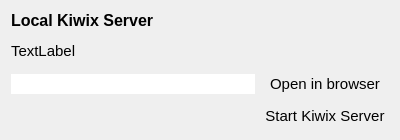
Qt form ui/localkiwixserver.ui (kiwix/kiwix-desktop) before a commit.
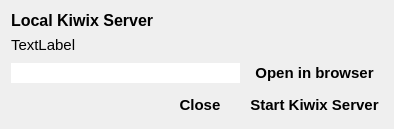
The same form after that commit.

What changed in the file:
```diff
--- a/ui/localkiwixserver.ui
+++ b/ui/localkiwixserver.ui
@@ -7,7 +7,7 @@
     <x>0</x>
     <y>0</y>
     <width>400</width>
-    <height>140</height>
+    <height>151</height>
    </rect>
   </property>
   <property name="sizePolicy">
@@ -19,42 +19,43 @@
   <property name="windowTitle">
    <string>Local Kiwix Server Settings - Kiwix</string>
   </property>
+  <property name="sizeGripEnabled">
+   <bool>false</bool>
+  </property>
+  <property name="modal">
+   <bool>true</bool>
+  </property>
   <layout class="QGridLayout" name="gridLayout">
-   <item row="3" column="0">
-    <widget class="QLineEdit" name="IpAddress">
-     <property name="inputMask">
-      <string/>
-     </property>
-     <property name="frame">
-      <bool>false</bool>
-     </property>
-     <property name="readOnly">
-      <bool>true</bool>
-     </property>
-    </widget>
-   </item>
-   <item row="3" column="1">
-    <widget class="QPushButton" name="OpenInBrowserButton">
-     <property name="enabled">
-      <bool>true</bool>
-     </property>
+   <property name="sizeConstraint">
+    <enum>QLayout::SetFixedSize</enum>
+   </property>
+   <item row="5" column="2">
+    <widget class="QPushButton" name="KiwixServerButton">
      <property name="font">
       <font>
        <pointsize>11</pointsize>
+       <weight>75</weight>
+       <bold>true</bold>
       </font>
      </property>
      <property name="cursor">
       <cursorShape>PointingHandCursor</cursorShape>
      </property>
+     <property name="autoFillBackground">
+      <bool>false</bool>
+     </property>
      <property name="text">
-      <string>Open in browser</string>
+      <string>Start Kiwix Server</string>
+     </property>
+     <property name="default">
+      <bool>false</bool>
      </property>
      <property name="flat">
       <bool>true</bool>
      </property>
     </widget>
    </item>
-   <item row="2" column="0" colspan="2">
+   <item row="2" column="0" colspan="3">
     <widget class="QLabel" name="KiwixServerText">
      <property name="sizePolicy">
       <sizepolicy hsizetype="Expanding" vsizetype="MinimumExpanding">
@@ -75,20 +76,6 @@
      </property>
     </widget>
    </item>
-   <item row="0" column="0">
-    <widget class="QLabel" name="label">
-     <property name="font">
-      <font>
-       <pointsize>12</pointsize>
-       <weight>75</weight>
-       <bold>true</bold>
-      </font>
-     </property>
-     <property name="text">
-      <string>Local Kiwix Server</string>
-     </property>
-    </widget>
-   </item>
    <item row="5" column="0">
     <spacer name="horizontalSpacer">
      <property name="orientation">
@@ -102,30 +89,76 @@
      </property>
     </spacer>
    </item>
+   <item row="3" column="2">
+    <widget class="QPushButton" name="OpenInBrowserButton">
+     <property name="enabled">
+      <bool>true</bool>
+     </property>
+     <property name="font">
+      <font>
+       <pointsize>11</pointsize>
+       <weight>75</weight>
+       <bold>true</bold>
+      </font>
+     </property>
+     <property name="cursor">
+      <cursorShape>PointingHandCursor</cursorShape>
+     </property>
+     <property name="text">
+      <string>Open in browser</string>
+     </property>
+     <property name="flat">
+      <bool>true</bool>
+     </property>
+    </widget>
+   </item>
+   <item row="0" column="0">
+    <widget class="QLabel" name="label">
+     <property name="font">
+      <font>
+       <pointsize>12</pointsize>
+       <weight>75</weight>
+       <bold>true</bold>
+      </font>
+     </property>
+     <property name="text">
+      <string>Local Kiwix Server</string>
+     </property>
+    </widget>
+   </item>
    <item row="5" column="1">
-    <widget class="QPushButton" name="KiwixServerButton">
+    <widget class="QPushButton" name="closeButton">
      <property name="font">
       <font>
        <pointsize>11</pointsize>
+       <weight>75</weight>
+       <bold>true</bold>
       </font>
      </property>
      <property name="cursor">
       <cursorShape>PointingHandCursor</cursorShape>
      </property>
-     <property name="autoFillBackground">
-      <bool>false</bool>
-     </property>
      <property name="text">
-      <string>Start Kiwix Server</string>
-     </property>
-     <property name="default">
-      <bool>false</bool>
+      <string>Close</string>
      </property>
      <property name="flat">
       <bool>true</bool>
      </property>
     </widget>
    </item>
+   <item row="3" column="0" colspan="2">
+    <widget class="QLineEdit" name="IpAddress">
+     <property name="inputMask">
+      <string/>
+     </property>
+     <property name="frame">
+      <bool>false</bool>
+     </property>
+     <property name="readOnly">
+      <bool>true</bool>
+     </property>
+    </widget>
+   </item>
   </layout>
  </widget>
  <resources/>
```
